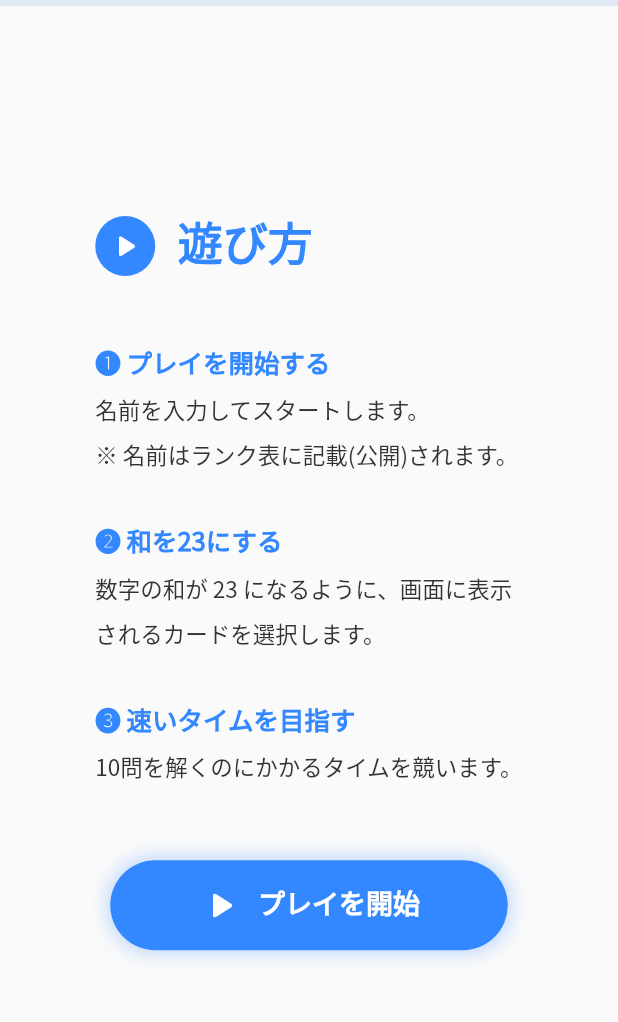
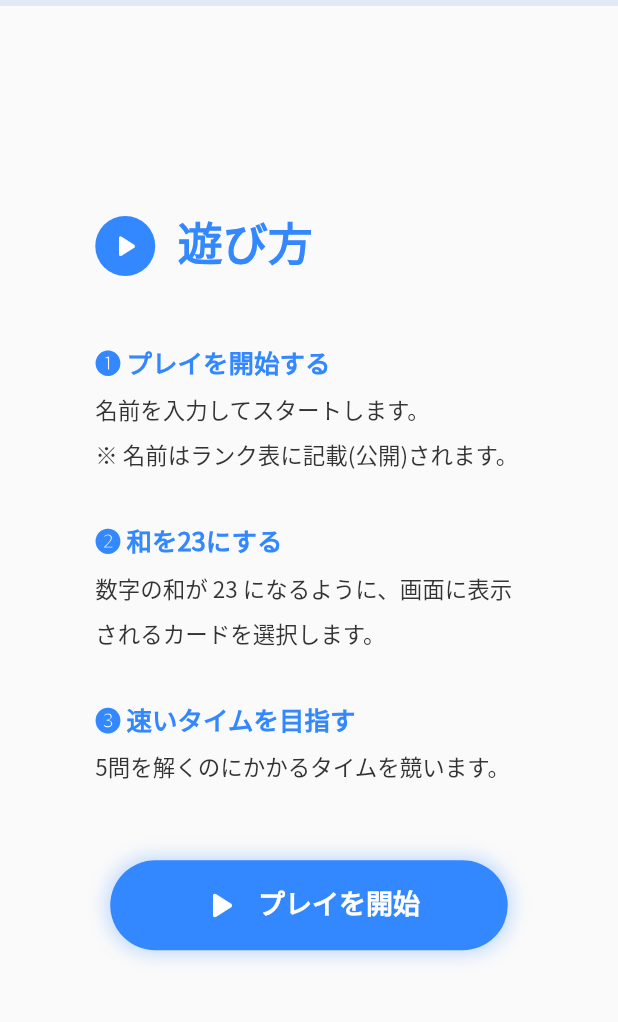
Before and after one commit to UHaru-810/addition_23, a Flutter app: the Rules screen opened directly, on a phone screen of 412 x 824 dp, the part 87-1109 px from its top. Run offline on Flutter 3.47's test engine with Material 2 defaults, Android fonts, the phone set to English and light mode, and no system bars; our stand-ins replace cloud_firestore, firebase_core, stop_watch_timer; accounts and stored records are empty.

Commit message:
update num_generator.dart, play.dart, rules.dart
make the game easier.

```diff
--- a/lib/num_generator.dart
+++ b/lib/num_generator.dart
@@ -4,7 +4,7 @@ List<int> numGenerator() {
   Set<int> valueSet = Set.identity();
   List<int> valueList = List.empty(growable: true);
   int sum, tmp;
-  int min = -10;
+  int min = -5;
   int max = 30;
   // min, maxを変更することで、カードに表示される数の最小・最大を変更
   int numOfSelect = randomIntWithRange(2, 6);
--- a/lib/play.dart
+++ b/lib/play.dart
@@ -75,7 +75,7 @@ class PlayState extends State<Play> {
         bottom: PreferredSize(
           preferredSize: const Size.fromHeight(6),
           child: LinearProgressIndicator(
-            value: 0.1 * (widget.progress - 1).toDouble(),
+            value: 0.2 * (widget.progress - 1).toDouble(),
             backgroundColor: ColorLibrary.themeSecondary,
             valueColor:
                 AlwaysStoppedAnimation<Color>(ColorLibrary.themeTertiary),
@@ -239,7 +239,7 @@ class PlayState extends State<Play> {
                   ),
                   children: [
                     TextSpan(
-                      text: '${widget.progress.toString()} / 10',
+                      text: '${widget.progress.toString()} / 5',
                       style: const TextStyle(fontSize: 24),
                     ),
                     const TextSpan(
@@ -305,7 +305,7 @@ class PlayState extends State<Play> {
                                             }
                                           }
                                           HapticFeedback.mediumImpact();
-                                          widget.progress == 10
+                                          widget.progress == 5
                                               ? widget.stopWatchTimer!
                                                   .onStopTimer()
                                               : {};
--- a/lib/rules.dart
+++ b/lib/rules.dart
@@ -124,7 +124,7 @@ class Rules extends StatelessWidget {
                 style: headTextStyle,
               ),
               Text(
-                "10問を解くのにかかるタイムを競います。",
+                "5問を解くのにかかるタイムを競います。",
                 style: captionTextStyle,
               ),
               const SizedBox(height: 50),
```
